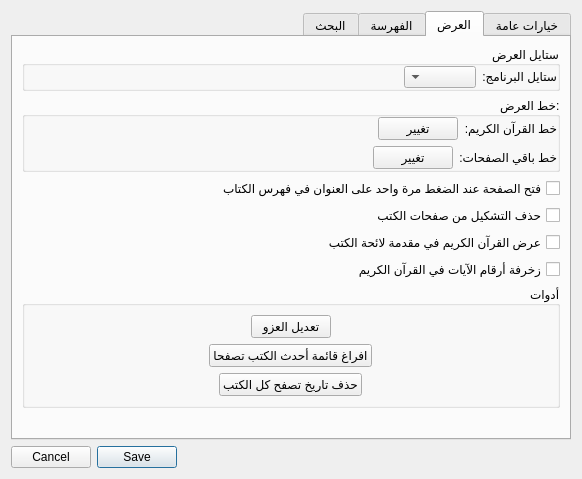
The window that src/settingsdialog.ui (boussouira/moltaqa) describes before a commit, drawn with Qt 5.
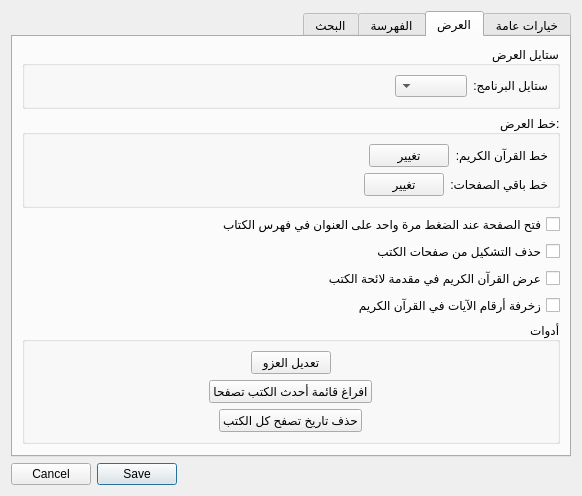
The same window after the commit. The open tabs and pages were chosen to show the change.

Commit message: Fix layout margins in settings dialog

```diff
--- a/src/settingsdialog.ui
+++ b/src/settingsdialog.ui
@@ -147,9 +147,6 @@
           <string>ستايل العرض</string>
          </property>
          <layout class="QVBoxLayout" name="verticalLayout_5">
-          <property name="margin">
-           <number>0</number>
-          </property>
           <item>
            <layout class="QHBoxLayout" name="horizontalLayout">
             <item>
@@ -199,9 +196,6 @@
           <string>خط العرض:</string>
          </property>
          <layout class="QVBoxLayout" name="verticalLayout_7">
-          <property name="margin">
-           <number>0</number>
-          </property>
           <item>
            <layout class="QHBoxLayout" name="horizontalLayout_2">
             <item>
```
